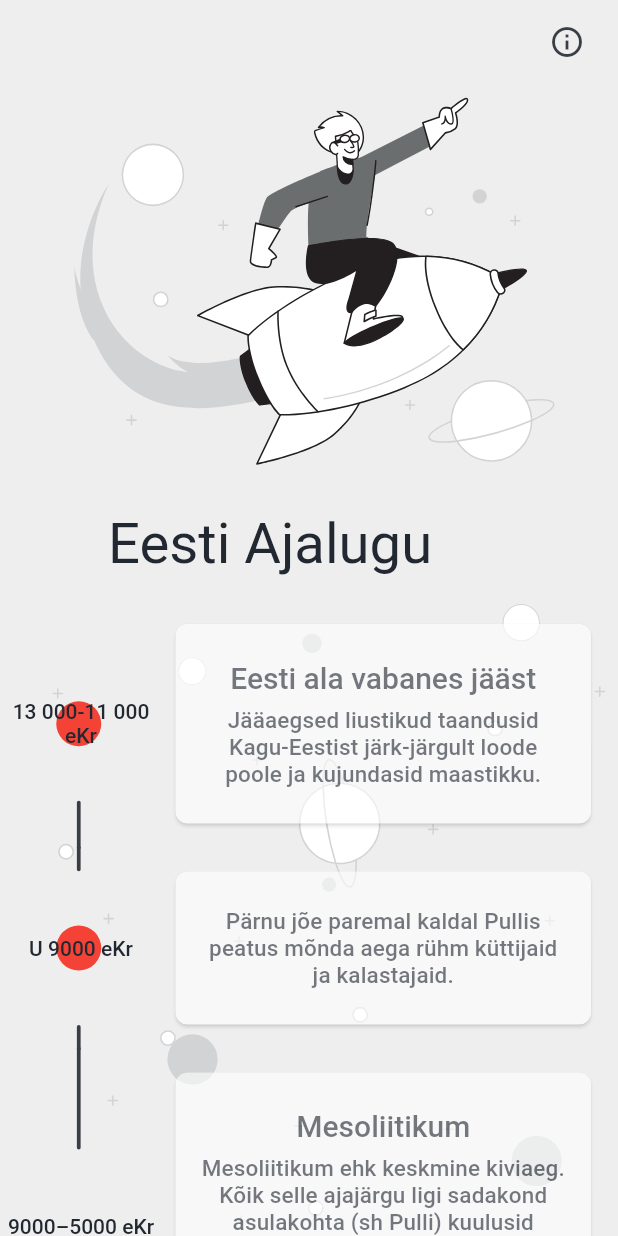
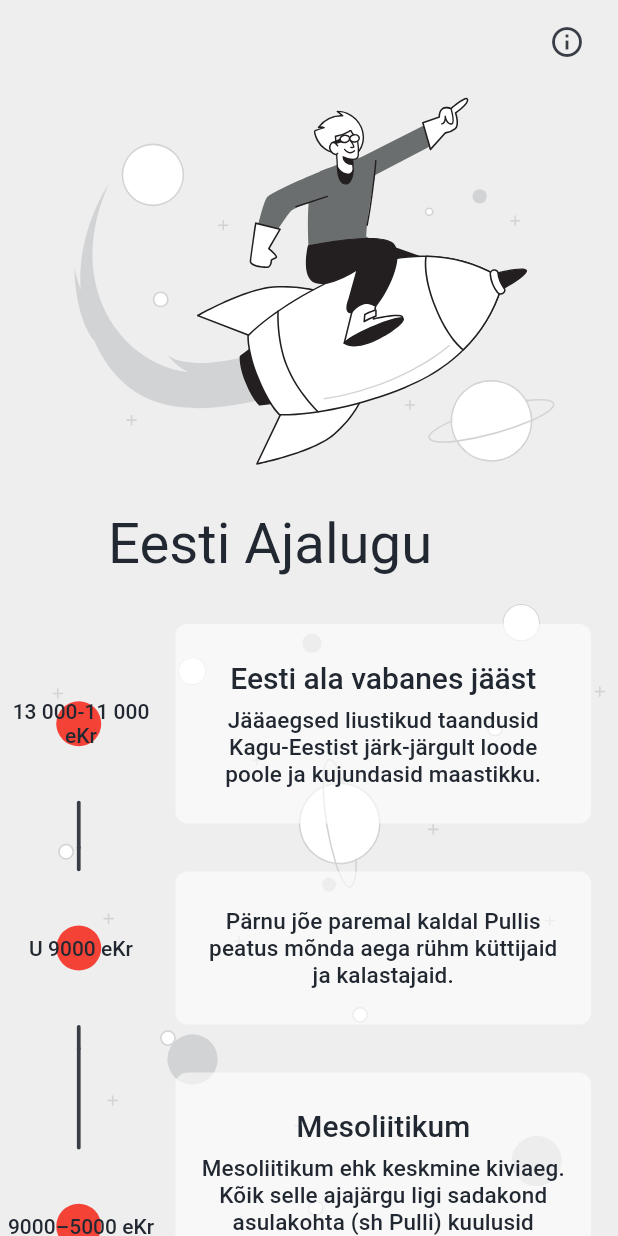
Before and after one commit to Edgar112/estonian_history, a Flutter app: the screen it shows after launch, on a phone screen of 412 x 824 dp. Run offline on Flutter 3.47's test engine with Material 2 defaults, Android fonts, the phone set to English and light mode, and no system bars; our stand-ins replace flutter_svg, google_fonts, google_maps_flutter, photo_view; Roboto replaces fonts that are missing (Gabriela).

Commit message:
history_info, event image popup, backbutton.dart

```diff
--- a/lib/event/event.dart
+++ b/lib/event/event.dart
@@ -1,8 +1,8 @@
 import 'package:estonian_history/constants.dart';
-import 'package:estonian_history/event/view/only_text.dart';
 import 'package:estonian_history/global.dart';
 import 'package:estonian_history/myMap.dart';
 import 'package:estonian_history/transitions/fade_route.dart';
+import 'package:estonian_history/widgets/HeroPhotoViewWrapper.dart';
 import 'package:flutter/gestures.dart';
 import 'package:flutter/material.dart';
 import 'package:google_fonts/google_fonts.dart';
@@ -42,8 +42,7 @@ List<Event> getEvents() {
                 TextSpan(
                     text: 'Eesti ala vabanes jääst.\n',
                     style: TextStyle(
-                      fontSize: 26,
-                    ),
+                        fontSize: 25, color: kText2Color.withOpacity(0.6)),
                     recognizer: TapGestureRecognizer()
                       ..onTap = () {
                         // open desired screen
@@ -51,7 +50,8 @@ List<Event> getEvents() {
                 TextSpan(
                     text:
                         'Jääaegsed liustikud taandusid Kagu-Eestist järk-järgult loode poole ja kujundasid maastikku.',
-                    style: TextStyle(fontSize: 20)),
+                    style: TextStyle(
+                        fontSize: 20, color: kText2Color.withOpacity(0.6))),
               ]),
         ),
         iconBackground: Colors.red),
@@ -68,13 +68,14 @@ List<Event> getEvents() {
                 TextSpan(
                   text: 'Pärnu jõe paremal kaldal ',
                   style: TextStyle(
-                    fontSize: 26,
-                  ),
+                      fontSize: 25, color: kText2Color.withOpacity(0.6)),
                 ),
                 TextSpan(
                     text: 'Pullis',
                     style: TextStyle(
-                        fontSize: 26, decoration: TextDecoration.underline),
+                        fontSize: 25,
+                        color: kText2Color.withOpacity(0.6),
+                        decoration: TextDecoration.underline),
                     recognizer: TapGestureRecognizer()
                       ..onTap = () {
                         Navigator.push(
@@ -83,8 +84,7 @@ List<Event> getEvents() {
                 TextSpan(
                   text: ' peatus mõnda aega rühm küttijaid ja kalastajaid.',
                   style: TextStyle(
-                    fontSize: 26,
-                  ),
+                      fontSize: 25, color: kText2Color.withOpacity(0.6)),
                 ),
               ]),
         ),
@@ -98,17 +98,50 @@ List<Event> getEvents() {
         text: RichText(
           text: TextSpan(
               style: GoogleFonts.gabriela(color: kText2Color),
-              children: <TextSpan>[
+              children: <InlineSpan>[
                 TextSpan(
                   text:
-                      'Mesoliitikum ehk keskmine kiviaeg. Kõik selle ajajärgu ligi sadakond asulakohta (sh Pulli) kuulusid Kunda kultuuri, mida iseloomustavad rohked luu- ja sarvriistad ning vähesed kvartsist ja tulekivist esemed.',
+                      'Mesoliitikum ehk keskmine kiviaeg. Kõik selle ajajärgu ligi sadakond asulakohta (sh Pulli) kuulusid Kunda kultuuri, mida iseloomustavad rohked luu- ja sarvriistad ning vähesed kvartsist ja tulekivist esemed.\n\n\n',
                   style: TextStyle(
-                    fontSize: 26,
+                      fontSize: 25, color: kText2Color.withOpacity(0.6)),
+                ),
+                TextSpan(
+                  text: 'Hiline mesoliitikum\n\n',
+                  style: TextStyle(fontSize: 25, fontWeight: FontWeight.w600),
+                ),
+                TextSpan(
+                  text:
+                      "6.–5. aastatuhandel eKr muutus ilmastik niiskemaks, jäädes seejuures soojaks. Talved olid pehmed ja taimekasvuperiood pikenes. Algas taimedele väga soodne kasvuperiood. Kõikjal vähegi sobivatel aladel kasvasid lopsakad metsad. Üha enam levisid laialehelised puuliigid, eriti jalakas, pärn ja tamm. On arvatud, et lehtpuud ületasid oma hulgalt okaspuid kolmekordselt. Metsades elutses rikkalik loomastik. Samal ajal tekkis Läänemere nõos olnud veekogul jälle ühendus ookeaniga. Vesi alanes ja muutus soolasemaks. Seda Läänemere staadiumi nimetatakse Litoriinamereks.\n\n",
+                  style: TextStyle(
+                    fontSize: 20,
                   ),
                 ),
+                WidgetSpan(
+                  child: GestureDetector(
+                    onTap: () {
+                      Navigator.push(
+                        contextHistoryInfo,
+                        MaterialPageRoute(
+                          builder: (contextHistoryInfo) => HeroPhotoViewWrapper(
+                            tagName: 'someTag',
+                            imageProvider: AssetImage(
+                                "assets/illustrations/laanemeriJarv.png"),
+                          ),
+                        ),
+                      );
+                    },
+                    child: Container(
+                      child: Hero(
+                        tag: "someTag",
+                        child: Image.asset(
+                            "assets/illustrations/laanemeriJarv.png"),
+                      ),
+                    ),
+                  ),
+                )
               ]),
         ),
-        iconBackground: Colors.transparent),
+        iconBackground: Colors.red),
     Event(
         name: "",
         date: "U 8700 eKr",
@@ -121,10 +154,9 @@ List<Event> getEvents() {
               children: <TextSpan>[
                 TextSpan(
                   text:
-                      '	Kunda Lammasmäele, madalaveelises järves paiknevale saarekesele, rajati esimest korda hooajaline asula, mida kasutati ka edaspidi.',
+                      'Kunda Lammasmäele, madalaveelises järves paiknevale saarekesele, rajati esimest korda hooajaline asula, mida kasutati ka edaspidi.',
                   style: TextStyle(
-                    fontSize: 26,
-                  ),
+                      fontSize: 25, color: kText2Color.withOpacity(0.6)),
                 ),
               ]),
         ),
@@ -143,8 +175,7 @@ List<Event> getEvents() {
                   text:
                       'Kesk-Eesti neisse piirkondadesse, kus leidus kohalikku looduslikku tulekivi, rajati mitu asulat. Omaaegsed eluasemed kerkisid Navesti jõe ääres Jäleveres ja Lepakosel, Võrtsjärve põhjaranniku voortele Siimusaares, Umbusis ja Moksis.',
                   style: TextStyle(
-                    fontSize: 26,
-                  ),
+                      fontSize: 25, color: kText2Color.withOpacity(0.6)),
                 ),
               ]),
         ),
@@ -163,8 +194,7 @@ List<Event> getEvents() {
                   text:
                       'Asustus hakkas levima vahetusse rannikuvööndisse, mille asulate elanikud tegelesid ka hülgeküttimisega. U 5800 eKr jõudsid hülgekütid Saaremaale, u 5700 eKr Hiiumaale ja 5300 eKr Ruhnu saarele.',
                   style: TextStyle(
-                    fontSize: 26,
-                  ),
+                      fontSize: 25, color: kText2Color.withOpacity(0.6)),
                 ),
               ]),
         ),
@@ -183,8 +213,7 @@ List<Event> getEvents() {
                   text:
                       'Keraamika kasutuselevõtmisega algas Eestis neoliitikum ehk noorem kiviaeg, mis kestis kuni u 1800 eKr. Keraamika esimese leiukoha järgi seostatakse neoliitikumi varaseimat järku Narva kultuuriga.',
                   style: TextStyle(
-                    fontSize: 26,
-                  ),
+                      fontSize: 25, color: kText2Color.withOpacity(0.6)),
                 ),
               ]),
         ),
@@ -201,8 +230,7 @@ List<Event> getEvents() {
                 TextSpan(
                   text: '',
                   style: TextStyle(
-                    fontSize: 26,
-                  ),
+                      fontSize: 25, color: kText2Color.withOpacity(0.6)),
                 ),
               ]),
         ),
@@ -219,8 +247,7 @@ List<Event> getEvents() {
                 TextSpan(
                   text: '',
                   style: TextStyle(
-                    fontSize: 26,
-                  ),
+                      fontSize: 25, color: kText2Color.withOpacity(0.6)),
                 ),
               ]),
         ),
--- a/lib/screens/history_timeline.dart
+++ b/lib/screens/history_timeline.dart
@@ -1,4 +1,3 @@
-import 'package:estonian_history/myMap.dart';
 import 'package:estonian_history/screens/history_timeline/history_info.dart';
 import 'package:estonian_history/timeline_list/src/timeline_item.dart';
 import 'package:estonian_history/transitions/fade_route.dart';
@@ -74,13 +73,13 @@ class _HistoryTimelineState extends State<HistoryTimeline> {
             SystemChrome.setEnabledSystemUIOverlays([]);
             Navigator.push(context, FadeRoute(page: HistoryInfo(event)));
           },
-          child: Opacity(
-            opacity: 0.6,
           child: Card(
             margin: EdgeInsets.symmetric(vertical: 16.0),
             shape: RoundedRectangleBorder(
                 borderRadius: BorderRadius.circular(8.0)),
             clipBehavior: Clip.antiAlias,
+            color: Colors.white60,
+            elevation: 0,
             child: Padding(
               padding: EdgeInsets.all(16.0),
               child: Column(
@@ -118,7 +117,6 @@ class _HistoryTimelineState extends State<HistoryTimeline> {
             ),
           ),
         ),
-        ),
         position:
             i % 2 == 0 ? TimelineItemPosition.right : TimelineItemPosition.left,
         isFirst: i == 0,
--- a/pubspec.yaml
+++ b/pubspec.yaml
@@ -28,6 +28,7 @@ dependencies:
   google_fonts: ^1.1.0
   flutter_svg: any
   google_maps_flutter: ^0.5.28+1
+  photo_view: ^0.9.2
 
 dev_dependencies:
   flutter_test:
```
Also changed, not shown: lib/event/view/only_text.dart (deleted, +0 -21 lines), lib/myMap.dart (+2 -11 lines), lib/screens/history_timeline/history_info.dart (+8 -46 lines), lib/widgets/HeroPhotoViewWrapper.dart (added, +43 -0 lines), lib/widgets/backButton.dart (added, +16 -0 lines), assets/illustrations/laanemeriJarv.png (added), lib/widgets/imagePopUp.dart (added), pubspec.lock. Lines whose indentation alone changed are shown as unchanged.
